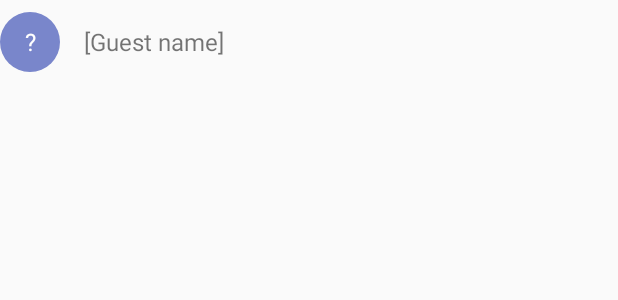
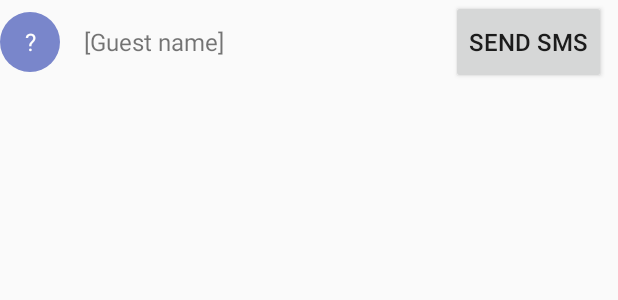
Before and after one commit to MuirDH/GuestWaitList, an Android app: the layout guest_list_item.xml on its own in the app's theme, with its tools: preview values and no code run, on a phone screen of 412 x 824 dp. Shown: the top 300 px of the screen. Run offline under Robolectric (Android 15) with nearby library versions, the phone set to English and light mode, and no system bars.

Commit message:
use Intents for text messaging

```diff
--- a/app/build.gradle
+++ b/app/build.gradle
@@ -35,7 +35,4 @@ dependencies {
     compile 'com.android.support:recyclerview-v7:26.1.0'
     testCompile 'junit:junit:4.12'
 
-    // Twilio dependencies for SMS (text messages)
-    compile 'com.twilio.sdk:twilio:7.11.0'
-
 }
--- a/app/src/main/res/layout/guest_list_item.xml
+++ b/app/src/main/res/layout/guest_list_item.xml
@@ -29,5 +29,14 @@
         android:textSize="16sp"
         android:text="@string/default_guest_name"/>
 
+    <Button
+        android:layout_width="wrap_content"
+        android:layout_height="match_parent"
+        android:id="@+id/btnSendSMS"
+        android:text="Send SMS"
+        android:textSize="16sp"
+        android:layout_marginRight="8dp"
+        android:onClick="sendSMS"/>
+
 
 </LinearLayout>
```
Also changed, not shown: app/src/main/AndroidManifest.xml (+8 -0 lines), app/src/main/java/com/example/android/waitlist/MainActivity.java (+19 -35 lines).
